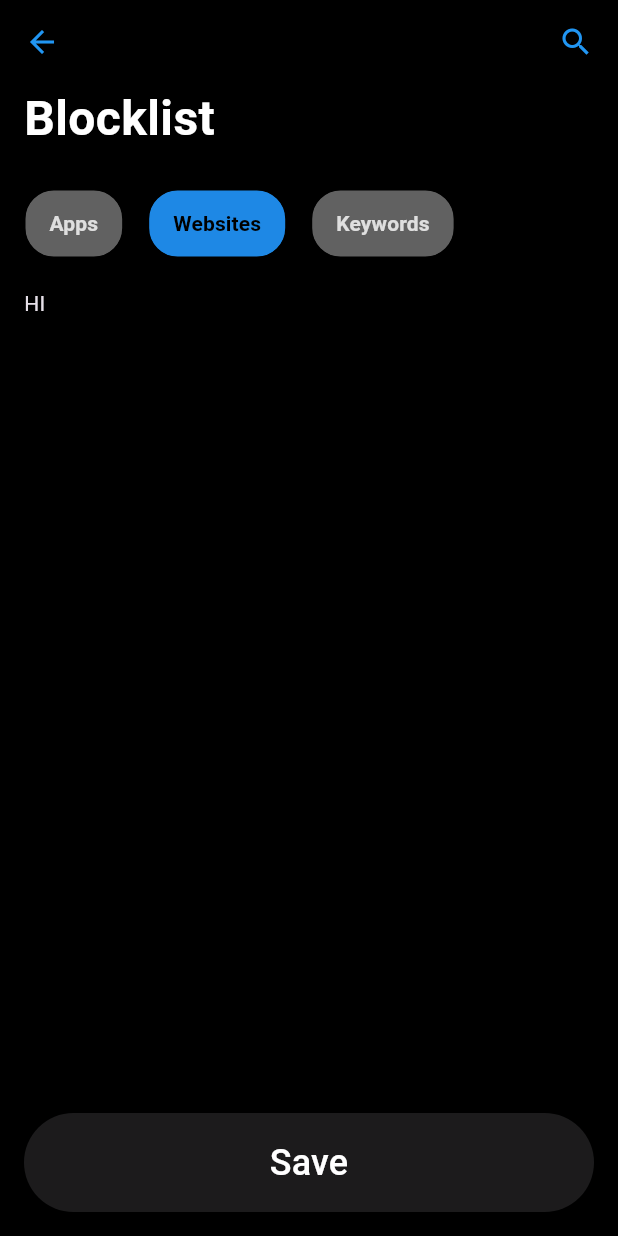
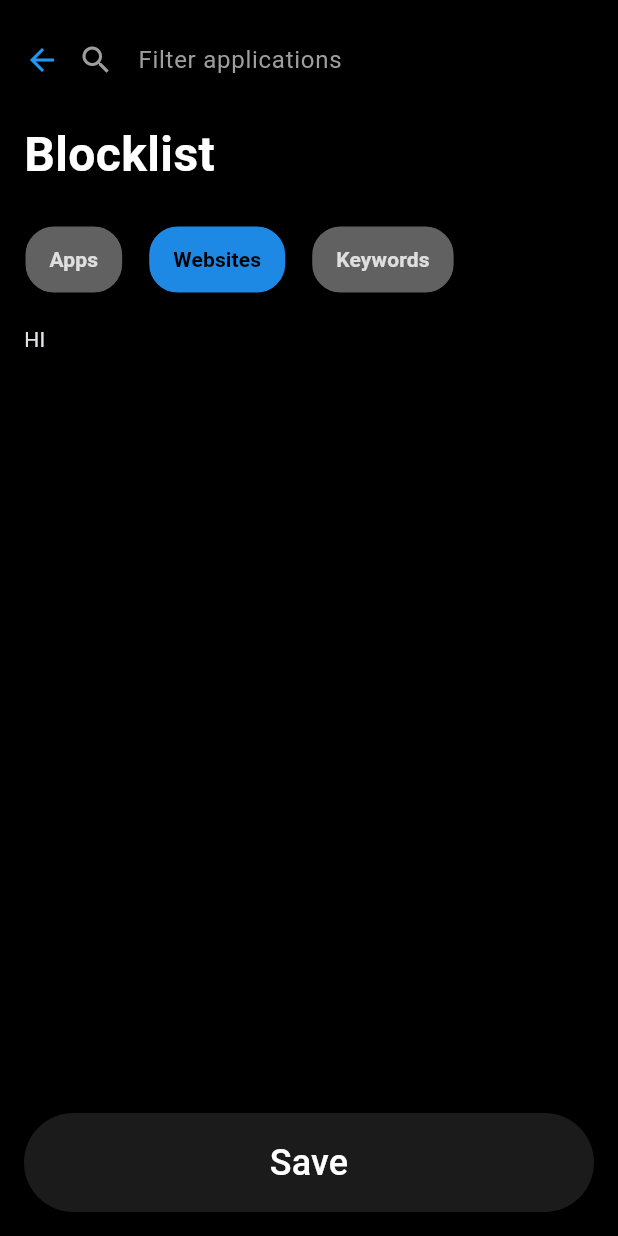
Before and after one commit to spiritoftime/check-app-plugin, a Flutter app: the CreateBlockPage screen opened by its route, item 2 of the bottom bar chosen, after a tap on the "search" icon, on a phone screen of 412 x 824 dp. Run offline on Flutter 3.47's test engine with Material 3 defaults, Android fonts, the phone set to English and light mode, and no system bars; drawn by our look-alikes of buttons_tabbar; our stand-ins replace accordion, bloc, carousel_slider, equatable, flutter_bloc, flutter_form_builder and 3 more; missing offline and left inert: flutter_background_service, flutter_background_service_android, overlay_pop_up.

Commit message:
add filter apps

```diff
--- a/example/lib/features/create_block/presentation/create_block_page.dart
+++ b/example/lib/features/create_block/presentation/create_block_page.dart
@@ -29,18 +29,15 @@ class CreateBlockPage extends StatefulWidget {
 class _CreateBlockPageState extends State<CreateBlockPage> {
   final blockCubit = BlockCubit();
 
-  final _checkAppPlugin = CheckappPlugin();
   void _onChanged(dynamic val) {
-    // blockCubit.updateBlock(
-    //     apps: val?.apps, websites: val?.websites, keywords: val?.keywords);
     print("_onchanged:$val");
-
-// blockCubit.updateBlock(apps:val)
   }
 
+  bool isAppScreen = true;
   bool isSubmitEnabled = false;
+  bool showSearchIcon = true;
   final _formKey = GlobalKey<FormBuilderState>();
-
+  String? _searchApplicationTerm;
   final List<String> _tabs = ["Apps", "Websites", "Keywords"];
 
   @override
@@ -64,17 +61,41 @@ class _CreateBlockPageState extends State<CreateBlockPage> {
                     icon: const Icon(Icons.arrow_back,
                         color: Colors.blue, size: 24),
                   ),
-                  const Spacer(),
-                  IconButton(
+                  if (showSearchIcon) const Spacer(),
+                  showSearchIcon
+                      ? IconButton(
                           padding: EdgeInsets.zero,
                           constraints: const BoxConstraints(),
                           style: const ButtonStyle(
                             tapTargetSize: MaterialTapTargetSize.shrinkWrap,
                           ),
-                    onPressed: () => {},
-                    icon:
-                        const Icon(Icons.search, color: Colors.blue, size: 24),
+                          onPressed: () => {
+                            setState(() {
+                              showSearchIcon = false;
+                            })
+                          },
+                          icon: const Icon(Icons.search,
+                              color: Colors.blue, size: 24),
                         )
+                      : Expanded(
+                          child: TextField(
+                            decoration: const InputDecoration(
+                              alignLabelWithHint: true,
+                              contentPadding: EdgeInsets.only(
+                                  top:12),
+                              hintText: "Filter applications",
+                              hintStyle: TextStyle(color: Colors.grey),
+                              prefixIcon:
+                                  Icon(Icons.search, color: Colors.grey),
+                              border: InputBorder.none,
+                            ),
+                            onChanged: (text) {
+                              setState(() {
+                                _searchApplicationTerm = text;
+                              });
+                            },
+                          ),
+                        ),
                 ],
               ),
               const Gap(16),
@@ -117,81 +138,7 @@ class _CreateBlockPageState extends State<CreateBlockPage> {
                             Expanded(
                               child: TabBarView(
                                 children: [
-                                  SingleChildScrollView(
-                                    child: FormBuilder(
-                                      onChanged: () {
-                                        _formKey.currentState!.save();
-                                        final val =
-                                            _formKey.currentState!.value;
-                                        debugPrint(
-                                            "------formbuilder onchanged ------");
-                                        debugPrint(
-                                            "FORMbuilder state: ${_formKey.currentState!.value.toString()}");
-                                        blockCubit.updateBlock(
-                                            apps: val['apps'] ?? [],
-                                            websites: val['websites'] ?? [],
-                                            keywords: val['keywords'] ?? []);
-                                        setState(() {
-                                          isSubmitEnabled =
-                                              val['apps'] != null &&
-                                                  val['apps'].isNotEmpty;
-                                        });
-                                        print(
-                                            "cubit state: ${blockCubit.state.apps}");
-                                      },
-                                      autovalidateMode:
-                                          AutovalidateMode.disabled,
-                                      key: _formKey,
-                                      child: Column(
-                                        children: [
-                                          BlocBuilder<AppsBloc, AppsState>(
-                                            builder: (context, state) {
-                                              if (state is AppsLoading) {
-                                                return const CircularProgressIndicator();
-                                              }
-                                              if (state is AppsLoaded) {
-                                                return FormBuilderCheckboxGroup<
-                                                        App>(
-                                                    initialValue:
-                                                        blockCubit.state.apps,
-                                                    orientation:
-                                                        OptionsOrientation
-                                                            .vertical,
-                                                    controlAffinity:
-                                                        ControlAffinity
-                                                            .trailing,
-                                                    autovalidateMode:
-                                                        AutovalidateMode
-                                                            .disabled,
-                                                    name: 'apps',
-                                                    options: state.apps
-                                                        .map((app) =>
-                                                            FormBuilderFieldOption<
-                                                                App>(
-                                                              value: app,
-                                                              child: AppRow(
-                                                                  app: app),
-                                                            ))
-                                                        .toList(),
-                                                    onChanged: _onChanged);
-
-                                                // return Column(
-                                                //   children: state.apps
-                                                //       .map(
-                                                //         (app) => AppRow(app: app),
-                                                //       )
-                                                //       .toList(),
-                                                // );
-                                              } else {
-                                                return const Text(
-                                                    'No App Found');
-                                              }
-                                            },
-                                          )
-                                        ],
-                                      ),
-                                    ),
-                                  ),
+                                  AppScreen(),
                                   Text("HI"),
                                   Text("HI"),
                                 ],
@@ -227,4 +174,67 @@ class _CreateBlockPageState extends State<CreateBlockPage> {
       ),
     );
   }
+
+  SingleChildScrollView AppScreen() {
+    return SingleChildScrollView(
+      child: FormBuilder(
+        onChanged: () {
+          _formKey.currentState!.save();
+          final val = _formKey.currentState!.value;
+          debugPrint("------formbuilder onchanged ------");
+          debugPrint(
+              "FORMbuilder state: ${_formKey.currentState!.value.toString()}");
+          blockCubit.updateBlock(
+              apps: val['apps'] ?? [],
+              websites: val['websites'] ?? [],
+              keywords: val['keywords'] ?? []);
+          setState(() {
+            isSubmitEnabled = val['apps'] != null && val['apps'].isNotEmpty;
+          });
+          print("cubit state: ${blockCubit.state.apps}");
+        },
+        autovalidateMode: AutovalidateMode.disabled,
+        key: _formKey,
+        child: Column(
+          children: [
+            BlocBuilder<AppsBloc, AppsState>(
+              builder: (context, state) {
+                if (state is AppsLoading) {
+                  return const CircularProgressIndicator();
                 }
+                if (state is AppsLoaded) {
+                  return FormBuilderCheckboxGroup<App>(
+                      initialValue: blockCubit.state.apps,
+                      orientation: OptionsOrientation.vertical,
+                      controlAffinity: ControlAffinity.trailing,
+                      autovalidateMode: AutovalidateMode.disabled,
+                      name: 'apps',
+                      options: _searchApplicationTerm != null
+                          ? state.apps
+                              .where((app) => app.appName
+                                  .toLowerCase()
+                                  .contains(
+                                      _searchApplicationTerm!.toLowerCase()))
+                              .map((app) => FormBuilderFieldOption<App>(
+                                    value: app,
+                                    child: AppRow(app: app),
+                                  ))
+                              .toList()
+                          : state.apps
+                              .map((app) => FormBuilderFieldOption<App>(
+                                    value: app,
+                                    child: AppRow(app: app),
+                                  ))
+                              .toList(),
+                      onChanged: _onChanged);
+                } else {
+                  return const Text('No App Found');
+                }
+              },
+            )
+          ],
+        ),
+      ),
+    );
+  }
+}
```
Lines whose indentation alone changed are shown as unchanged.
